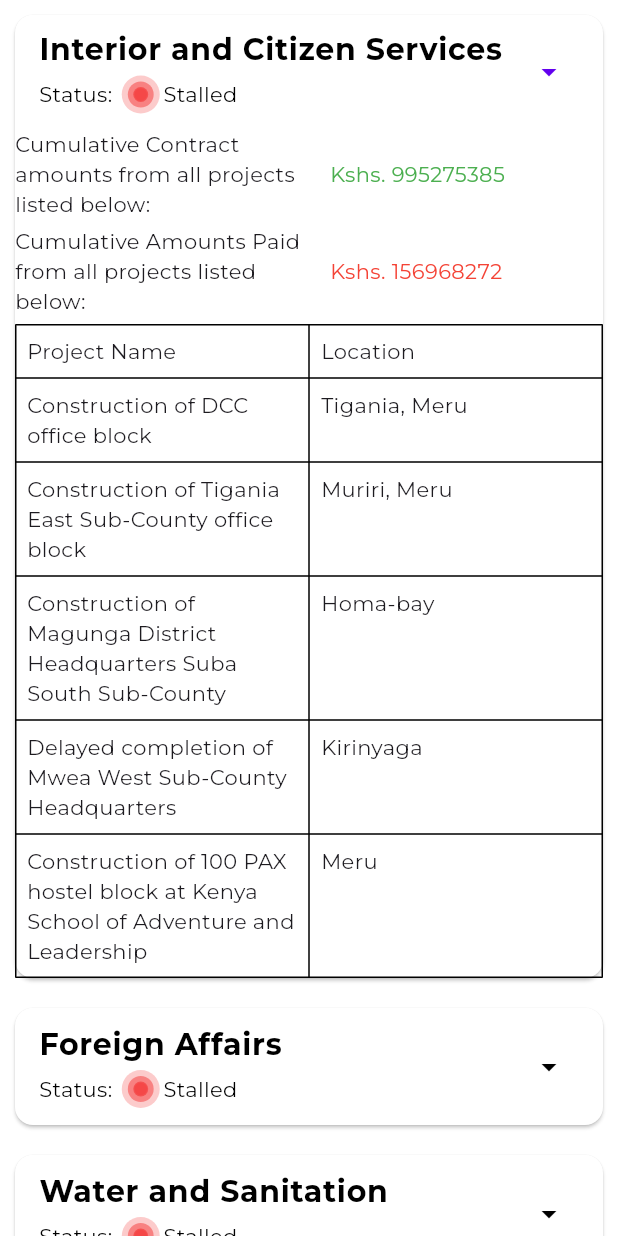
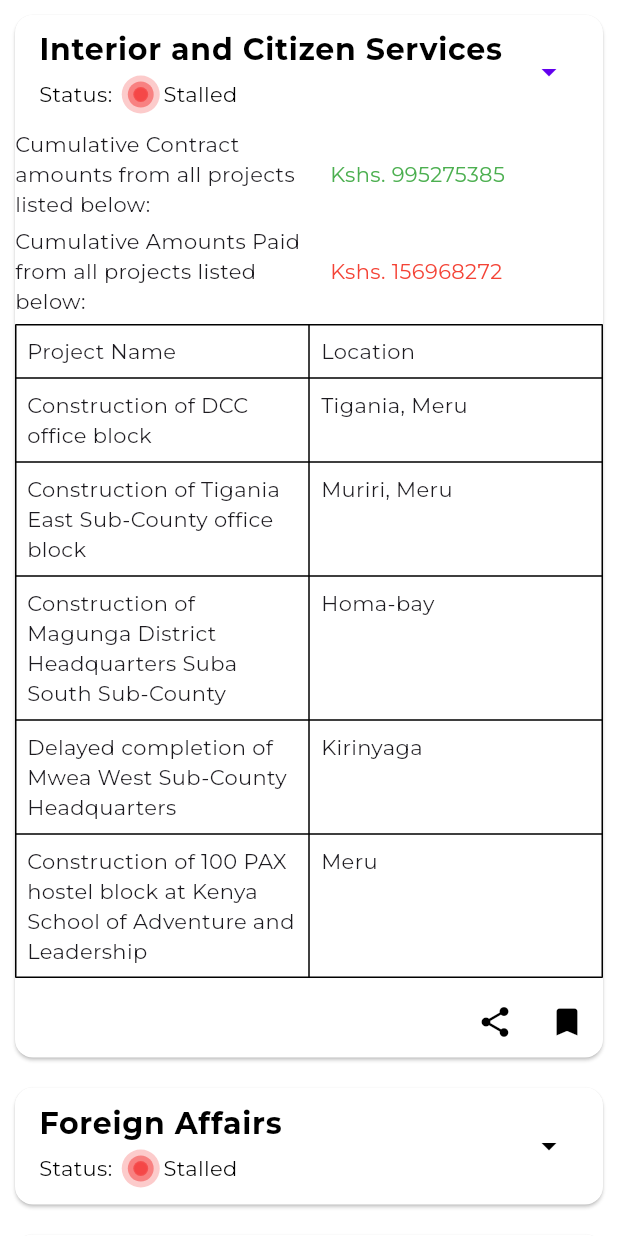
Before and after one commit to H-Munene/wajibika_app, a Flutter app: the BookMarksPage widget shown alone on an empty page, opened directly, after a tap on "Interior and Citizen Services", on a phone screen of 412 x 824 dp. Run offline on Flutter 3.47's test engine with Material 3 defaults, Android fonts, the phone set to English and light mode, and no system bars; our stand-ins replace countup, google_fonts, lottie.

Commit message:
update: added share_bookmark widget

```diff
--- a/lib/pages/bookmarks.dart
+++ b/lib/pages/bookmarks.dart
@@ -2,6 +2,7 @@ import 'dart:convert';
 import 'package:Wajibika/models/statedept_model.dart';
 import 'package:Wajibika/utils/globals.dart' as globals;
 import 'package:Wajibika/widgets/countup.dart';
+import 'package:Wajibika/widgets/share_bookmark_row.dart';
 import 'package:flutter/material.dart';
 import 'package:flutter/services.dart';
 import 'package:lottie/lottie.dart';
@@ -133,7 +134,8 @@ class _BookMarksPageState extends State<BookMarksPage> {
                               ]);
                             })
                           ],
-                        )
+                        ),
+                        ShareBookMarkWidget()
                       ]),
                 );
               },
--- /dev/null
+++ b/lib/widgets/share_bookmark_row.dart
@@ -0,0 +1,24 @@
+import 'package:flutter/material.dart';
+
+class ShareBookMarkWidget extends StatefulWidget {
+  const ShareBookMarkWidget({super.key});
+
+  @override
+  State<ShareBookMarkWidget> createState() => _ShareBookMarkWidgetState();
+}
+
+class _ShareBookMarkWidgetState extends State<ShareBookMarkWidget> {
+  @override
+  Widget build(BuildContext context) {
+    return Container(
+      padding: EdgeInsets.only(top: 5),
+      child: Row(
+        mainAxisAlignment: MainAxisAlignment.end,
+        children: [
+          IconButton(onPressed: () {}, icon: Icon(Icons.share)),
+          IconButton(onPressed: () {}, icon: Icon(Icons.bookmark)),
+        ],
+      ),
+    );
+  }
+}
```
